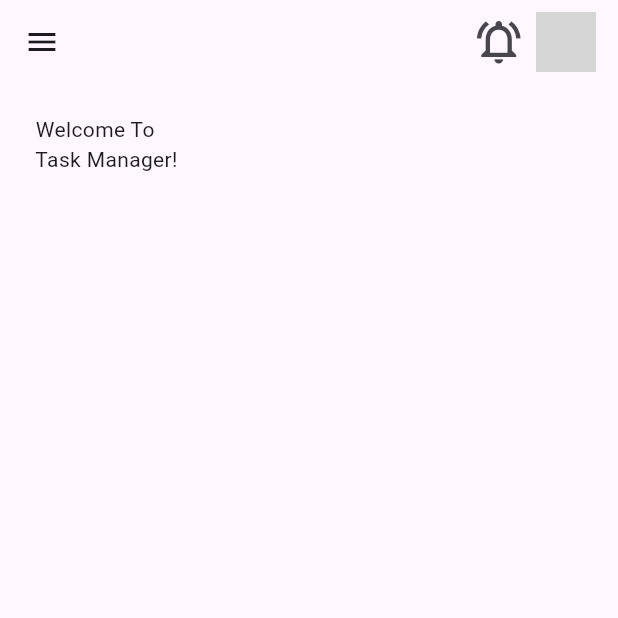
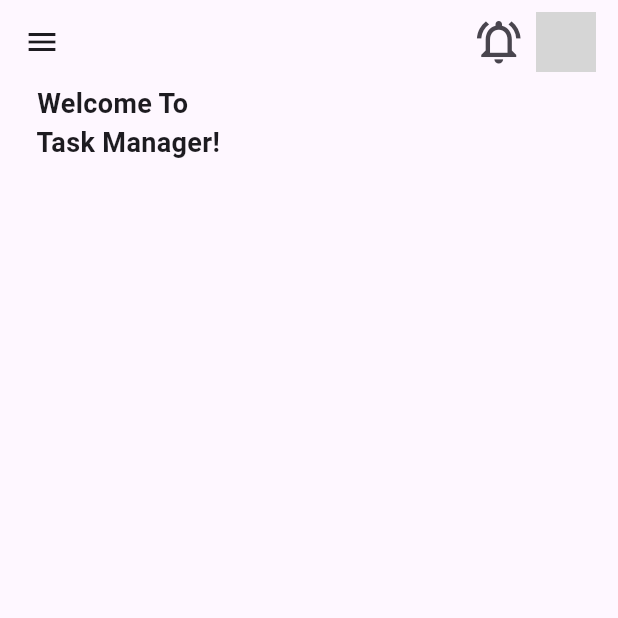
Before and after one commit to mervinkogei/flutter_trial_todo_app, a Flutter app: the HomeScreen screen opened directly, on a phone screen of 412 x 824 dp, the top half of it. Run offline on Flutter 3.47's test engine with Material 3 defaults, Android fonts, the phone set to English and light mode, and no system bars; missing offline and left inert: splash_view; grey boxes are pictures that could not be loaded.

Commit message:
feat: Added a custom styling components under the Utils file

```diff
--- a/lib/Screens/home.dart
+++ b/lib/Screens/home.dart
@@ -1,5 +1,7 @@
 import 'package:flutter/material.dart';
 import 'package:flutter/services.dart';
+
+import '../Utils/textStyling.dart';
 
 class HomeScreen extends StatefulWidget {
   const HomeScreen({super.key});
@@ -12,13 +14,12 @@ class _HomeScreenState extends State<HomeScreen> {
   @override
   Widget build(BuildContext context) {
     SystemChrome.setSystemUIOverlayStyle(
-   SystemUiOverlayStyle(
-      statusBarColor: Colors.transparent,
-      //color set to transperent or set your own color
-      statusBarIconBrightness: Brightness.dark,
-      //set brightness for icons, like dark background light icons
-   )
-);
+       const SystemUiOverlayStyle(
+         statusBarColor: Colors.transparent
+         //color set to transperent or set your own color
+      )
+  );
+
     return Scaffold(
       appBar: AppBar(
         actions: [
@@ -31,11 +32,11 @@ class _HomeScreenState extends State<HomeScreen> {
         ],
       ),
       drawer: Drawer(),
-      body: Padding(
-        padding: const EdgeInsets.all(20.0),
+      body: const Padding(
+        padding: EdgeInsets.only(left:20.0, right: 20),
         child: Column(
           children: [
-            Text(' Welcome To\n Task Manager!',)
+            Text(' Welcome To\n Task Manager!',style: ThemeStyling.welcomeTitle,)
           ],
         ),
       )
--- /dev/null
+++ b/lib/Utils/textStyling.dart
@@ -0,0 +1,6 @@
+import 'package:flutter/material.dart';
+
+abstract class ThemeStyling {
+  static const TextStyle welcomeTitle = TextStyle(
+      fontWeight: FontWeight.bold, fontSize: 18, fontFamily: "Roboto");
+}
```
